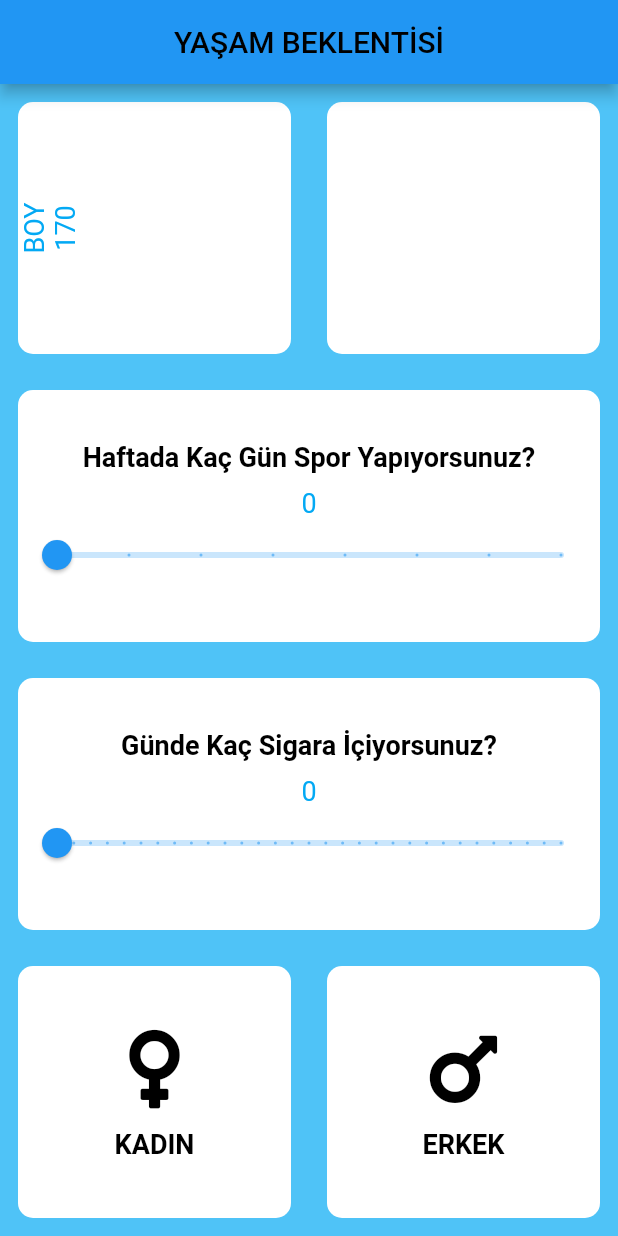
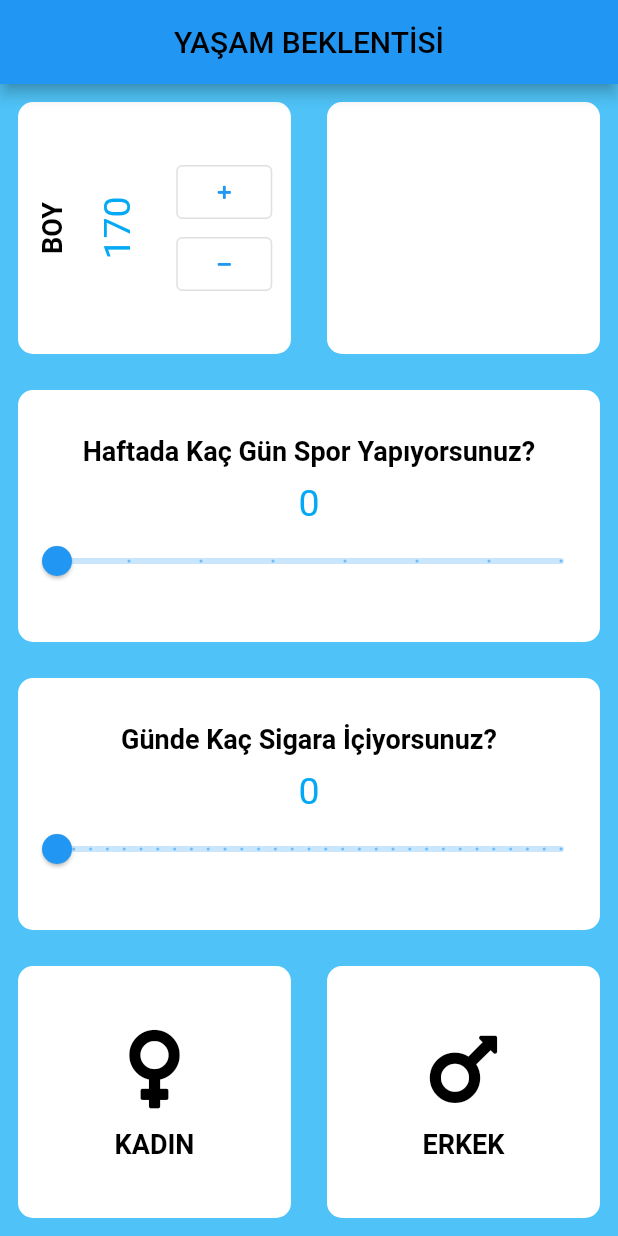
Before and after one commit to gulceefe/lifeExpectancy, a Flutter app: the screen it shows after launch, on a phone screen of 412 x 824 dp. Run offline on Flutter 3.47's test engine with Material 2 defaults, Android fonts, the phone set to English and light mode, and no system bars; our stand-ins replace font_awesome_flutter; missing offline and left inert: dart:ffi.

Commit message:
outlinedButton ve ButtonTheme

```diff
--- a/lib/input_page.dart
+++ b/lib/input_page.dart
@@ -1,5 +1,6 @@
 import 'package:flutter/material.dart';
 import 'package:font_awesome_flutter/font_awesome_flutter.dart';
+import 'package:lifeexpectancy/sabitler.dart';
 
 import 'mycolumn.dart';
 import 'mycontainer.dart';
@@ -13,7 +14,7 @@ class _InputPageState extends State<InputPage> {
   String? seciliCinsiyet;
   double icilenSigara = 0.0;
   double sporYapilanGun = 0.0;
-
+  int boy = 170;
   @override
   Widget build(BuildContext context) {
     // TODO: implement build
@@ -37,28 +38,60 @@ class _InputPageState extends State<InputPage> {
                 Expanded(
                   child: MyContainer(
                     child: Row(
+                      mainAxisAlignment: MainAxisAlignment.center,
                       children: [
                         new RotatedBox(
                           quarterTurns: 3,
                           child: Text(
                             'BOY',
-                            style: TextStyle(
-                              color: Colors.lightBlue,
-                              fontSize: 18,
-                            ),
+                            style: kMetinStili,
                           ),
+                        ),
+                        SizedBox(
+                          width: 18,
                         ),
                         new RotatedBox(
                           quarterTurns: 3,
                           child: Text(
-                            '170',
-                            style: TextStyle(
-                              color: Colors.lightBlue,
-                              fontSize: 18,
-                            ),
+                            '$boy', // ya da boy.toString() yazabilirdik.
+                            style: kMaviMetinStili,
                           ),
                         ),
-                        Column(),
+                        SizedBox(
+                          width: 25,
+                        ),
+                        Column(
+                          mainAxisAlignment: MainAxisAlignment.center,
+                          children: [
+                            ButtonTheme(
+                              minWidth: 36,
+                              child: OutlinedButton(
+                                onPressed: () {
+                                  setState(() {
+                                    boy++;
+                                    print('Üstteki butona tıklandı');
+                                  });
+                                },
+                                child: Icon(FontAwesomeIcons.plus, size: 10),
+                              ),
+                            ),
+                            ButtonTheme(
+                              minWidth: 36,
+                              child: OutlinedButton(
+                                onPressed: () {
+                                  setState(() {
+                                    boy--;
+                                    print('Alttaki butona tıklandı');
+                                  });
+                                },
+                                child: Icon(
+                                  FontAwesomeIcons.minus,
+                                  size: 10,
+                                ),
+                              ),
+                            ),
+                          ],
+                        ),
                       ],
                     ),
                   ),
@@ -74,18 +107,12 @@ class _InputPageState extends State<InputPage> {
             children: [
               Text(
                 'Haftada Kaç Gün Spor Yapıyorsunuz?',
-                style: TextStyle(
-                    color: Colors.black,
-                    fontSize: 18,
-                    fontWeight: FontWeight.bold),
+                style: kMetinStili,
               ),
               SizedBox(height: 10),
               Text(
                 '${sporYapilanGun.round()}',
-                style: TextStyle(
-                  color: Colors.lightBlue,
-                  fontSize: 18,
-                ),
+                style: kMaviMetinStili,
               ),
               Slider(
                   min: 0.0,
@@ -106,18 +133,12 @@ class _InputPageState extends State<InputPage> {
             children: [
               Text(
                 'Günde Kaç Sigara İçiyorsunuz?',
-                style: TextStyle(
-                    color: Colors.black,
-                    fontSize: 18,
-                    fontWeight: FontWeight.bold),
+                style: kMetinStili,
               ),
               SizedBox(height: 10),
               Text(
                 '${icilenSigara.round()}',
-                style: TextStyle(
-                  color: Colors.lightBlue,
-                  fontSize: 18,
-                ),
+                style: kMaviMetinStili,
               ),
               Slider(
                   min: 0,
--- a/lib/mycolumn.dart
+++ b/lib/mycolumn.dart
@@ -1,6 +1,7 @@
 import 'package:flutter/cupertino.dart';
 import 'package:flutter/material.dart';
 import 'package:font_awesome_flutter/font_awesome_flutter.dart';
+import 'package:lifeexpectancy/sabitler.dart';
 
 class MyColumn extends StatelessWidget {
   final String cinsiyet;
@@ -16,7 +17,7 @@ class MyColumn extends StatelessWidget {
       children: [
         Icon(ikon, size: 60, color: Colors.black),
         SizedBox(height: 10),
-        Text(cinsiyet, style: TextStyle(color: Colors.black,fontSize: 18,fontWeight: FontWeight.bold),
+        Text(cinsiyet, style: kMetinStili,
         ),
       ],
     );
--- /dev/null
+++ b/lib/sabitler.dart
@@ -0,0 +1,4 @@
+import 'package:flutter/material.dart';
+
+TextStyle kMetinStili = TextStyle (color: Colors.black,fontSize: 18,fontWeight: FontWeight.bold);
+TextStyle kMaviMetinStili = TextStyle (color: Colors.lightBlue, fontSize: 25);
```
